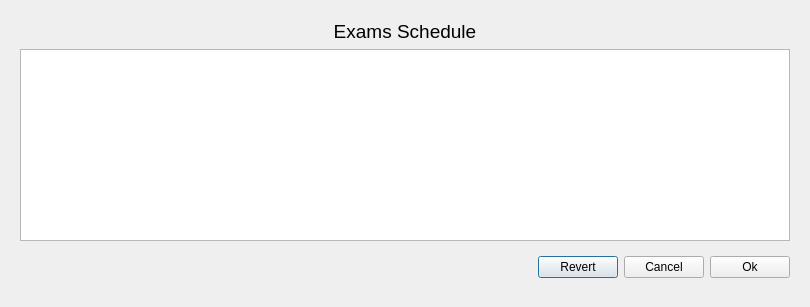
Above: src/jceData/Calendar/Exams/examDialog.ui from liranbg/JCEaverageCalculator before the change. Below: the same form after it.
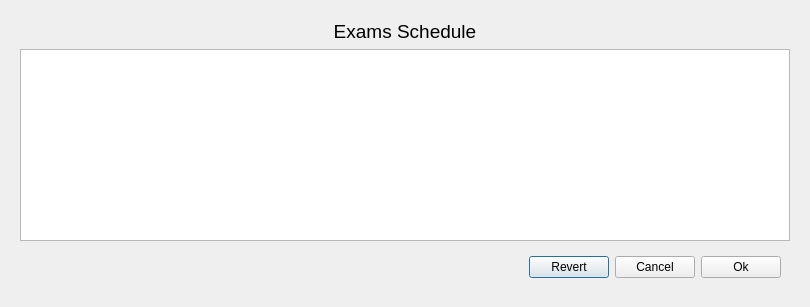
That is the form after the change. Icons and pictures are not drawn.

```diff
--- a/src/jceData/Calendar/Exams/examDialog.ui
+++ b/src/jceData/Calendar/Exams/examDialog.ui
@@ -51,13 +51,21 @@
         <property name="frameShadow">
          <enum>QFrame::Raised</enum>
         </property>
-        <layout class="QGridLayout" name="gridLayout_2">
-         <property name="rightMargin">
-          <number>0</number>
-         </property>
-         <item row="0" column="1">
-          <layout class="QGridLayout" name="gridLayout">
-           <item row="0" column="0">
+        <layout class="QHBoxLayout" name="horizontalLayout">
+         <item>
+          <spacer name="horizontalSpacer">
+           <property name="orientation">
+            <enum>Qt::Horizontal</enum>
+           </property>
+           <property name="sizeHint" stdset="0">
+            <size>
+             <width>510</width>
+             <height>20</height>
+            </size>
+           </property>
+          </spacer>
+         </item>
+         <item>
             <widget class="QPushButton" name="pushButtonRevert">
              <property name="toolTip">
               <string>&lt;html&gt;&lt;head/&gt;&lt;body&gt;&lt;p&gt;Revert changes&lt;/p&gt;&lt;/body&gt;&lt;/html&gt;</string>
@@ -67,7 +75,7 @@
              </property>
             </widget>
            </item>
-           <item row="0" column="1">
+         <item>
             <widget class="QPushButton" name="pushButtonCancel">
              <property name="toolTip">
               <string>&lt;html&gt;&lt;head/&gt;&lt;body&gt;&lt;p&gt;Discard and hide&lt;/p&gt;&lt;/body&gt;&lt;/html&gt;</string>
@@ -77,7 +85,7 @@
              </property>
             </widget>
            </item>
-           <item row="0" column="2">
+         <item>
             <widget class="QPushButton" name="pushButtonOk">
              <property name="toolTip">
               <string>&lt;html&gt;&lt;head/&gt;&lt;body&gt;&lt;p&gt;Save and hide&lt;/p&gt;&lt;/body&gt;&lt;/html&gt;</string>
@@ -88,23 +96,6 @@
             </widget>
            </item>
           </layout>
-         </item>
-         <item row="0" column="0">
-          <spacer name="horizontalSpacer">
-           <property name="orientation">
-            <enum>Qt::Horizontal</enum>
-           </property>
-           <property name="sizeHint" stdset="0">
-            <size>
-             <width>40</width>
-             <height>20</height>
-            </size>
-           </property>
-          </spacer>
-         </item>
-        </layout>
-        <zorder></zorder>
-        <zorder>horizontalSpacer</zorder>
        </widget>
       </item>
       <item row="1" column="0">
```
Lines whose indentation alone changed are shown as unchanged.
